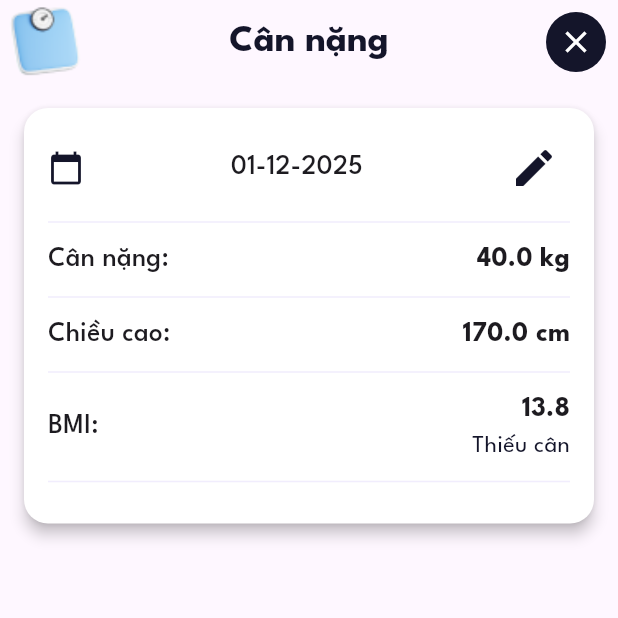
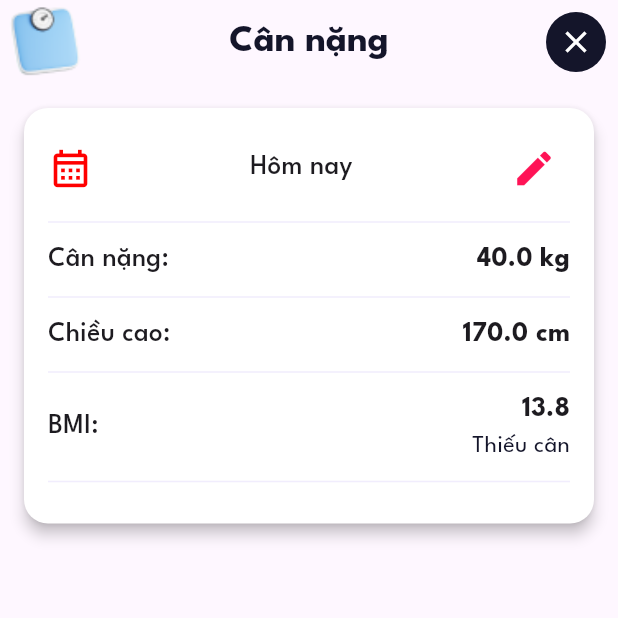
Before and after one commit to truongduytven/SEP490-MobileApp, a Flutter app: the AddWeight screen opened directly, after a tap on the "remove" icon, after a tap on the "add" icon, after a tap on "Tiếp tục", on a phone screen of 412 x 824 dp, the top half of it. Run offline on Flutter 3.47's test engine with Material 3 defaults, Android fonts, the phone set to English and light mode, and no system bars; our stand-ins replace dropdown_button2, flutter_otp_text_field, flutter_speed_dial, flutter_svg, lottie, shared_preferences and 2 more; missing offline and left inert: flutter_ruler_picker; accounts and stored records are empty; statements that could not run were skipped.

Commit message:
fix: icon delete for weight

```diff
--- a/lib/presentation/pages/health/add_weight_screen.dart
+++ b/lib/presentation/pages/health/add_weight_screen.dart
@@ -1,18 +1,18 @@
 import 'package:flutter/material.dart';
 import 'package:intl/intl.dart';
-import 'package:sep490/presentation/widgets/health/weight_display_widget.dart';
-import 'package:sep490/presentation/widgets/health/weight_picker_widget_state.dart';
+import 'package:sep490/presentation/widgets/health/weight/weight_display_widget.dart';
+import 'package:sep490/presentation/widgets/health/weight/weight_picker_widget_state.dart';
 import 'package:sep490/theme/color.dart';
 
 class AddWeight extends StatefulWidget {
   final num currentValue;
   final bool showWeightWidget;
-
-  const AddWeight({
-    super.key,
-    required this.currentValue,
-    required this.showWeightWidget,
-  });
+  final bool isDraft;
+  const AddWeight(
+      {super.key,
+      required this.currentValue,
+      required this.showWeightWidget,
+      required this.isDraft});
 
   @override
   State<AddWeight> createState() => _AddWeightState();
@@ -22,13 +22,14 @@ class _AddWeightState extends State<AddWeight> {
   late String formattedDateTime;
   late num currentValue;
   late bool showWeightWidget;
-
+  late bool isDraft;
   @override
   void initState() {
     super.initState();
-    formattedDateTime = DateFormat('MM-dd-yyyy').format(DateTime.now());
+    formattedDateTime = DateFormat('dd-MM-yyyy').format(DateTime.now());
     currentValue = widget.currentValue;
     showWeightWidget = widget.showWeightWidget;
+    isDraft = widget.isDraft;
   }
 
   void onEdit() {
@@ -89,6 +90,7 @@ class _AddWeightState extends State<AddWeight> {
       ),
       body: showWeightWidget
           ? WeightDisplayWidget(
+              isDraft: isDraft,
               height: 170,
               dateTime: formattedDateTime,
               weight: currentValue,
--- a/lib/presentation/widgets/header.dart
+++ b/lib/presentation/widgets/header.dart
@@ -1,8 +1,8 @@
 import 'package:flutter/material.dart';
 import 'package:sep490/presentation/pages/health/add_weight_screen.dart';
 import 'package:sep490/presentation/pages/notification/notification_screen.dart';
-import 'package:sep490/presentation/widgets/health/horizontal_weight_slider.dart';
-import 'package:sep490/presentation/widgets/health/rules.dart';
+import 'package:sep490/presentation/widgets/health/weight/horizontal_weight_slider.dart';
+import 'package:sep490/presentation/widgets/health/weight/rules.dart';
 import 'package:sep490/theme/color.dart';
 
 class Header extends StatelessWidget {
--- a/lib/presentation/widgets/health/health_floating_action_button.dart
+++ b/lib/presentation/widgets/health/health_floating_action_button.dart
@@ -1,3 +1,4 @@
+import 'package:flutter/foundation.dart';
 import 'package:flutter/material.dart';
 import 'package:flutter_speed_dial/flutter_speed_dial.dart';
 import 'package:sep490/presentation/pages/health/add_weight_screen.dart';
@@ -180,6 +181,7 @@ class HealthFloatingActionButton extends StatelessWidget {
               context,
               MaterialPageRoute(
                   builder: (context) => AddWeight(
+                        isDraft: true,
                         currentValue: 40,
                         showWeightWidget: false,
                       )),
--- a/lib/presentation/widgets/health/weight_display_widget.dart
+++ b/lib/presentation/widgets/health/weight/weight_display_widget.dart
@@ -1,4 +1,5 @@
 import 'package:flutter/material.dart';
+import 'package:intl/intl.dart';
 import 'package:sep490/theme/color.dart';
 
 class WeightDisplayWidget extends StatelessWidget {
@@ -6,12 +7,14 @@ class WeightDisplayWidget extends StatelessWidget {
   final num height; // in centimeters
   final String dateTime;
   final VoidCallback onEdit;
+  final bool isDraft;
 
   const WeightDisplayWidget({
     required this.weight,
     required this.height,
     required this.dateTime,
     required this.onEdit,
+    required this.isDraft,
     super.key,
   });
 
@@ -32,6 +35,15 @@ class WeightDisplayWidget extends StatelessWidget {
     } else {
       return "Béo phì";
     }
+  }
+
+  bool isToday(String dateTime) {
+    final DateFormat dateFormat = DateFormat('dd-MM-yyyy');
+    final DateTime dateFromString = dateFormat.parse(dateTime);
+    final DateTime today = DateTime.now();
+    return dateFromString.year == today.year &&
+        dateFromString.month == today.month &&
+        dateFromString.day == today.day;
   }
 
   @override
@@ -55,24 +67,50 @@ class WeightDisplayWidget extends StatelessWidget {
             // Row with date-time and edit button
             Row(
               children: [
-                Icon(Icons.calendar_today,
-                    color: AppColors.secondaryColor, size: 24),
+                // Icon(
+                //   Icons.delete_outline,
+                //   color: AppColors.primaryColor,
+                //   size: 30,
+                // ),
+                isDraft
+                    ? Icon(
+                        Icons.calendar_month_outlined,
+                        color: AppColors.errorColor,
+                        size: 30,
+                      )
+                    : Icon(
+                        Icons.delete_outline,
+                        color: AppColors.primaryColor,
+                        size: 30,
+                      ),
                 SizedBox(width: 8),
                 Expanded(
                   child: Center(
                     child: Text(
-                      dateTime,
+                      isToday(dateTime) // Check if it's today's date
+                          ? "Hôm nay"
+                          : dateTime,
                       style:
                           TextStyle(fontSize: 18, fontWeight: FontWeight.w500),
                       textAlign: TextAlign.center,
                     ),
                   ),
                 ),
-                IconButton(
-                  icon: Icon(Icons.edit,
-                      size: 32, color: AppColors.secondaryColor),
-                  onPressed: onEdit,
-                ),
+                // IconButton(
+                //   icon: Icon(Icons.edit, size: 28, color: AppColors.grayColor5),
+                //   onPressed: onEdit,
+                // ),
+                isToday(dateTime) // Check if it's today's date
+                    ? IconButton(
+                        onPressed: onEdit,
+                        icon: Icon(Icons.edit,
+                            size: 30, color: AppColors.primaryColor),
+                      )
+                    : Icon(
+                        Icons.lock_outline, // "Cannot edit" icon
+                        size: 30,
+                        color: AppColors.primaryColor,
+                      )
               ],
             ),
             Divider(color: AppColors.borderColor, thickness: 1, height: 24),
--- a/lib/presentation/widgets/health/weight_picker_widget_state.dart
+++ b/lib/presentation/widgets/health/weight/weight_picker_widget_state.dart
@@ -1,6 +1,6 @@
 import 'package:flutter/material.dart';
 import 'package:flutter_ruler_picker/flutter_ruler_picker.dart';
-import 'package:sep490/presentation/widgets/health/needle_painter.dart';
+import 'package:sep490/presentation/widgets/health/weight/needle_painter.dart';
 import 'package:sep490/theme/color.dart';
 
 class WeightPickerWidget extends StatefulWidget {
@@ -73,7 +73,7 @@ class _WeightPickerWidgetState extends State<WeightPickerWidget> {
                       ),
                       SizedBox(width: 8),
                       Text(
-                        "${widget.dateTime}",
+                        "Hôm nay, ${widget.dateTime}",
                         style: TextStyle(
                           fontSize: 20,
                         ),
```
Also changed, not shown: lib/presentation/widgets/health/weight/horizontal_weight_slider.dart (renamed from lib/presentation/widgets/health/horizontal_weight_slider.dart), lib/presentation/widgets/health/weight/needle_painter.dart (renamed from lib/presentation/widgets/health/needle_painter.dart), lib/presentation/widgets/health/weight/rules.dart (renamed from lib/presentation/widgets/health/rules.dart).
